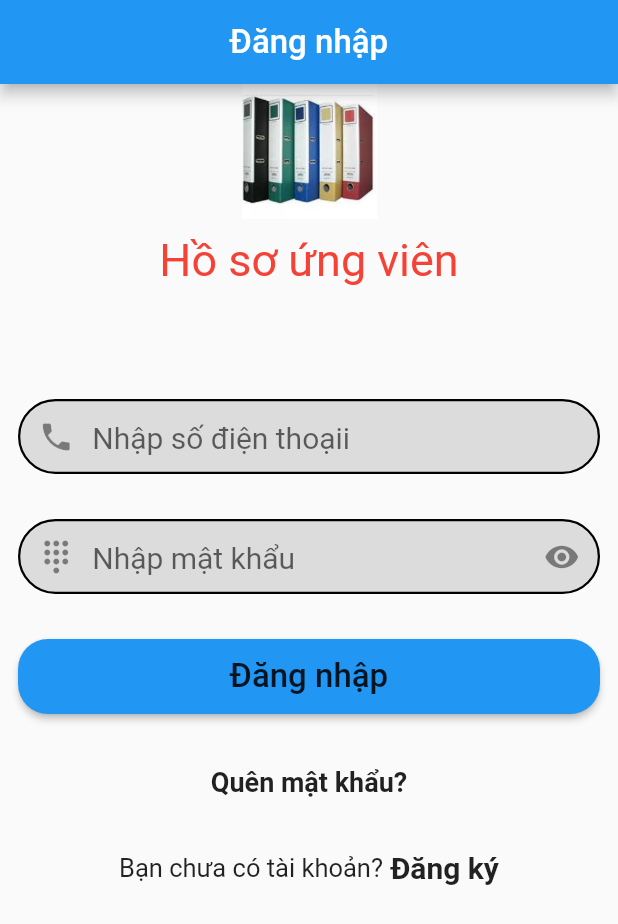
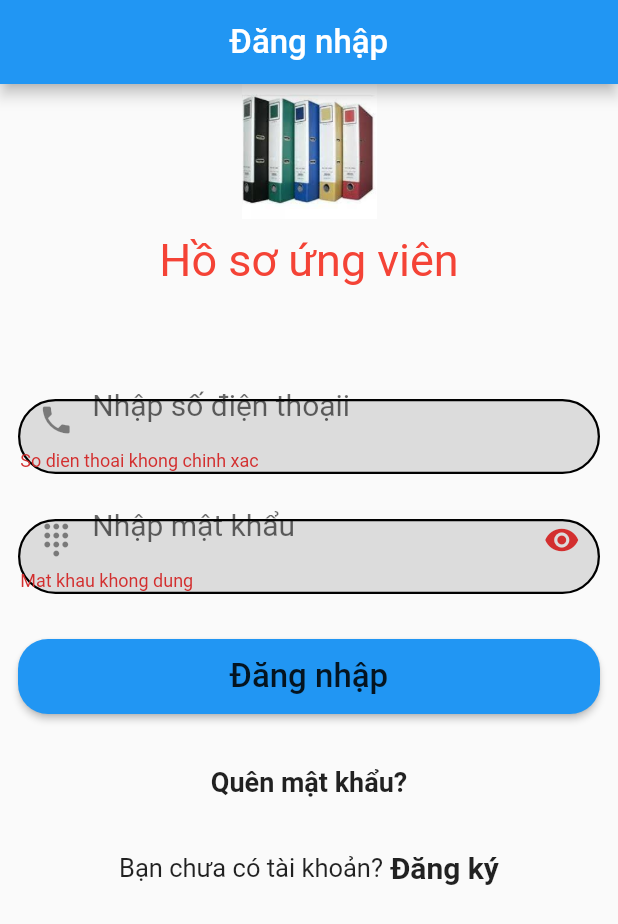
Before and after one commit to TruongTuanNghia/hosoungvien_mobile, a Flutter app: the screen it shows after launch, on a phone screen of 412 x 824 dp. Shown: the top 924 px of the screen. Run offline on Flutter 3.47's test engine with Material 2 defaults, Android fonts, the phone set to English and light mode, and no system bars.

Commit message:
no message

```diff
--- a/ho_so_ung_vien/lib/Login.dart
+++ b/ho_so_ung_vien/lib/Login.dart
@@ -14,6 +14,8 @@ class LoginAppState extends State<LoginApp> {
   // TODO: implement widget
   void _Dang_Nhap() {}
   bool _iconshow = true;
+  var _sai_TDN='So dien thoai khong chinh xac';
+  var _sai_MK='Mat khau khong dung';
 
   Widget build(BuildContext context) {
     void _hien_thi_pass() {
@@ -41,6 +43,7 @@ class LoginAppState extends State<LoginApp> {
     final _txt_Ten_Dang_Nhap = new TextField(
       decoration: InputDecoration(
           hintText: 'Nhập số điện thoạii',
+          errorText: _sai_TDN,
           hintStyle: TextStyle(fontSize: 20),
           prefixIcon: Icon(Icons.phone),
           border: InputBorder.none),
@@ -50,6 +53,7 @@ class LoginAppState extends State<LoginApp> {
     final _txt_Ten_Mat_Khau = new TextField(
       decoration: InputDecoration(
           hintText: 'Nhập mật khẩu',
+          errorText: _sai_MK,
           hintStyle: TextStyle(fontSize: 20),
           prefixIcon: Icon(Icons.dialpad),
           border: InputBorder.none,
```
